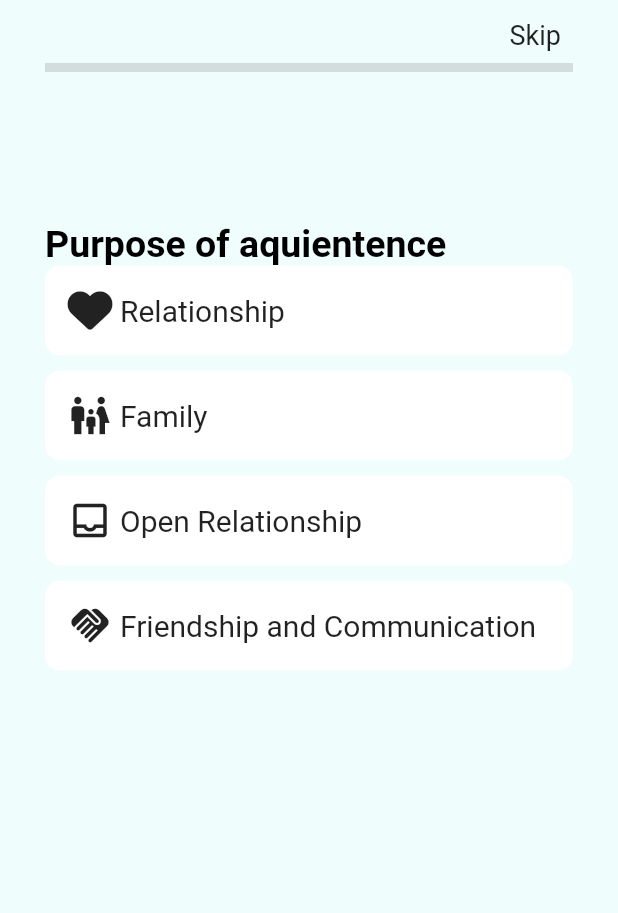
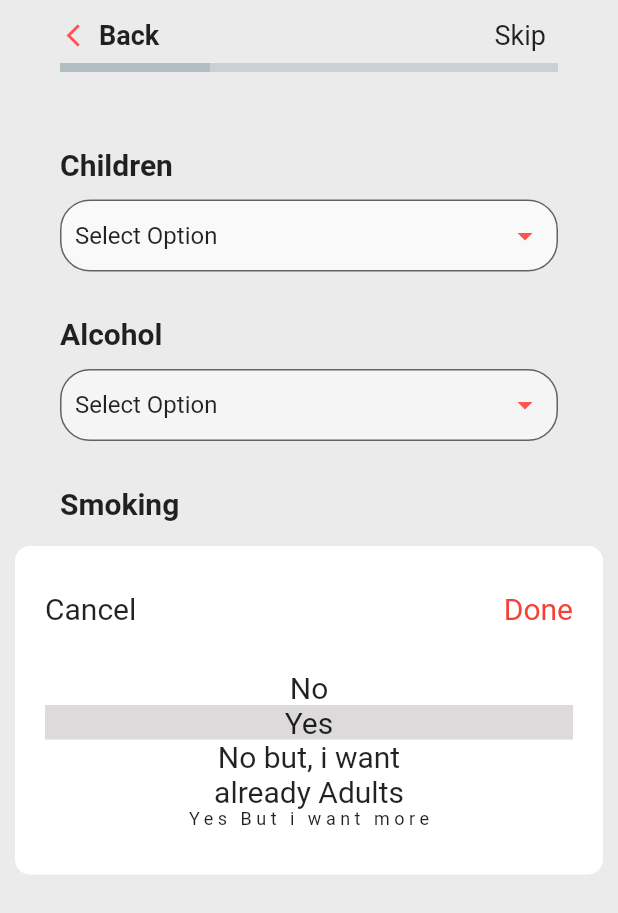
Before and after one commit to karim0305/DatingApp, a Flutter app: the screen it shows after launch, on a phone screen of 412 x 824 dp. Shown: the top 913 px of the screen. Run offline on Flutter 3.47's test engine with Material 2 defaults, Android fonts, the phone set to English and light mode, and no system bars; our stand-ins replace font_awesome_flutter.

Commit message:
habit page completed
Signed-off-by: Momin Karim <mominkarim0305@gmail.com>

```diff
--- a/lib/Age.dart
+++ b/lib/Age.dart
@@ -11,7 +11,7 @@ class _Age_PageState extends State<Age_Page> {
   @override
   Widget build(BuildContext context) {
     return Scaffold(
-      backgroundColor: Color.fromARGB(57, 182, 245, 243),
+      backgroundColor: Color.fromARGB(131, 218, 216, 216),
       body: SafeArea(
           child: Container(
         padding: EdgeInsets.symmetric(horizontal: 30, vertical: 5),
--- /dev/null
+++ b/lib/Habits.dart
@@ -0,0 +1,269 @@
+import 'package:flutter/material.dart';
+
+class Habits_Page extends StatefulWidget {
+  const Habits_Page({super.key});
+
+  @override
+  State<Habits_Page> createState() => _Habits_PageState();
+}
+
+class _Habits_PageState extends State<Habits_Page> {
+  List dropDownListData = [
+    {"title": "BCA", "value": "1"},
+    {"title": "MCA", "value": "2"},
+    {"title": "B.Tech", "value": "3"},
+    {"title": "M.Tech", "value": "4"},
+  ];
+  String defaultvalue = "";
+
+  @override
+  Widget build(BuildContext context) {
+    return Scaffold(
+      backgroundColor: Color.fromARGB(131, 218, 216, 216),
+      body: Column(
+        children: [
+          SafeArea(
+              child: Container(
+            padding: EdgeInsets.symmetric(horizontal: 40, vertical: 5),
+            child: Column(
+              children: [
+                Row(
+                  children: [
+                    Icon(
+                      Icons.arrow_back_ios_outlined,
+                      color: Colors.redAccent,
+                      size: 18,
+                    ),
+                    Padding(
+                      padding: const EdgeInsets.all(8.0),
+                      child: Text(
+                        "Back",
+                        style: TextStyle(
+                            fontWeight: FontWeight.bold, fontSize: 18),
+                      ),
+                    ),
+                    Spacer(),
+                    Padding(
+                      padding: const EdgeInsets.all(8.0),
+                      child: Text(
+                        "Skip",
+                        style: TextStyle(fontSize: 18),
+                      ),
+                    ),
+                  ],
+                ),
+                Row(
+                  children: [
+                    Container(
+                      padding:
+                          EdgeInsets.symmetric(vertical: 3, horizontal: 50),
+                      decoration: BoxDecoration(
+                          color: Color.fromARGB(255, 178, 190, 196)),
+                    ),
+                    Expanded(
+                      child: Container(
+                        padding:
+                            EdgeInsets.symmetric(vertical: 3, horizontal: 50),
+                        decoration: BoxDecoration(
+                            color: Color.fromARGB(255, 201, 209, 213)),
+                      ),
+                    ),
+                  ],
+                ),
+                SizedBox(
+                  height: 50,
+                ),
+                Row(
+                  children: [
+                    Text(
+                      "Children",
+                      style:
+                          TextStyle(fontWeight: FontWeight.bold, fontSize: 20),
+                    ),
+                    //Image.asset("lib/imagesrc/celebration.jpg")
+                  ],
+                ),
+                SizedBox(
+                  height: 12,
+                ),
+                InputDecorator(
+                  decoration: InputDecoration(
+                    filled: true,
+                    fillColor: Color.fromARGB(219, 252, 251, 251),
+                    border: OutlineInputBorder(
+                        borderRadius: BorderRadius.circular(20.0)),
+                    contentPadding: const EdgeInsets.all(10),
+                  ),
+                  child: DropdownButtonHideUnderline(
+                    child: DropdownButton(
+                        isDense: true,
+                        isExpanded: true,
+                        menuMaxHeight: 350,
+                        value: defaultvalue,
+                        icon: Icon(
+                          // Add this
+                          Icons.arrow_drop_down_sharp, // Add this
+                          color: Colors.redAccent, // Add this
+                        ),
+                        items: [
+                          const DropdownMenuItem(
+                              child: Text(
+                                "Select Option",
+                              ),
+                              value: ""),
+                          ...dropDownListData
+                              .map<DropdownMenuItem<String>>((data) {
+                            return DropdownMenuItem(
+                                child: Text(data['title']),
+                                value: data['value']);
+                          }).toList(),
+                        ],
+                        onChanged: (value) {
+                          print("Selected value $value");
+                          setState(() {
+                            defaultvalue = value!;
+                            print(defaultvalue);
+                          });
+                        }),
+                  ),
+                ),
+                SizedBox(
+                  height: 30,
+                ),
+                Row(
+                  children: [
+                    Text(
+                      "Alcohol",
+                      style:
+                          TextStyle(fontWeight: FontWeight.bold, fontSize: 20),
+                    ),
+                    //Image.asset("lib/imagesrc/celebration.jpg")
+                  ],
+                ),
+                SizedBox(
+                  height: 12,
+                ),
+                InputDecorator(
+                  decoration: InputDecoration(
+                    filled: true,
+                    fillColor: Color.fromARGB(163, 252, 251, 251),
+                    border: OutlineInputBorder(
+                        borderRadius: BorderRadius.circular(20.0)),
+                    contentPadding: const EdgeInsets.all(10),
+                  ),
+                  child: DropdownButtonHideUnderline(
+                    child: DropdownButton(
+                        isDense: true,
+                        isExpanded: true,
+                        menuMaxHeight: 350,
+                        value: defaultvalue,
+                        icon: Icon(
+                          // Add this
+                          Icons.arrow_drop_down_sharp, // Add this
+                          color: Colors.redAccent, // Add this
+                        ),
+                        items: [
+                          const DropdownMenuItem(
+                              child: Text(
+                                "Select Option",
+                              ),
+                              value: ""),
+                          ...dropDownListData
+                              .map<DropdownMenuItem<String>>((data) {
+                            return DropdownMenuItem(
+                                child: Text(data['title']),
+                                value: data['value']);
+                          }).toList(),
+                        ],
+                        onChanged: (value) {
+                          print("Selected value $value");
+                          setState(() {
+                            defaultvalue = value!;
+                            print(defaultvalue);
+                          });
+                        }),
+                  ),
+                ),
+                SizedBox(
+                  height: 30,
+                ),
+                Row(
+                  children: [
+                    Text(
+                      "Smoking",
+                      style:
+                          TextStyle(fontWeight: FontWeight.bold, fontSize: 20),
+                    ),
+                    //Image.asset("lib/imagesrc/celebration.jpg")
+                  ],
+                ),
+                SizedBox(
+                  height: 12,
+                ),
+              ],
+            ),
+          )),
+          Container(
+            decoration: BoxDecoration(
+              borderRadius: BorderRadius.circular(10),
+              color: Colors.white,
+            ),
+            margin: EdgeInsets.symmetric(horizontal: 10),
+            padding: EdgeInsets.symmetric(horizontal: 20, vertical: 30),
+            child: Column(
+              children: [
+                Row(
+                  mainAxisAlignment: MainAxisAlignment.spaceBetween,
+                  children: [
+                    Text(
+                      "Cancel",
+                      style: TextStyle(fontSize: 20),
+                    ),
+                    Text(
+                      "Done",
+                      style: TextStyle(fontSize: 20, color: Colors.red),
+                    )
+                  ],
+                ),
+                SizedBox(
+                  height: 30,
+                ),
+                Text(
+                  "No",
+                  style: TextStyle(fontSize: 20),
+                ),
+                Row(
+                  children: [
+                    Expanded(
+                      child: Container(
+                        decoration: BoxDecoration(
+                            color: Color.fromARGB(131, 186, 183, 183)),
+                        child: Text(
+                          "Yes",
+                          textAlign: TextAlign.center,
+                          style: TextStyle(fontSize: 20),
+                        ),
+                      ),
+                    ),
+                  ],
+                ),
+                Text(
+                  "No but, i want",
+                  style: TextStyle(fontSize: 20),
+                ),
+                Text(
+                  "already Adults",
+                  style: TextStyle(fontSize: 20),
+                ),
+                Text(
+                  "Yes But i want more",
+                  style: TextStyle(fontSize: 12, letterSpacing: 3),
+                ),
+              ],
+            ),
+          )
+        ],
+      ),
+    );
+  }
+}
--- a/lib/main.dart
+++ b/lib/main.dart
@@ -1,12 +1,14 @@
 //import 'package:dating_app/Login.dart';
-import 'package:dating_app/relation_page.dart';
+//import 'package:dating_app/relation_page.dart';
 import 'package:flutter/material.dart';
+
+import 'Habits.dart';
 
 //import 'Age.dart';
 
 void main() {
   runApp(const MaterialApp(
     debugShowCheckedModeBanner: false,
-    home: Relation_Page(),
+    home: Habits_Page(),
   ));
 }
```
